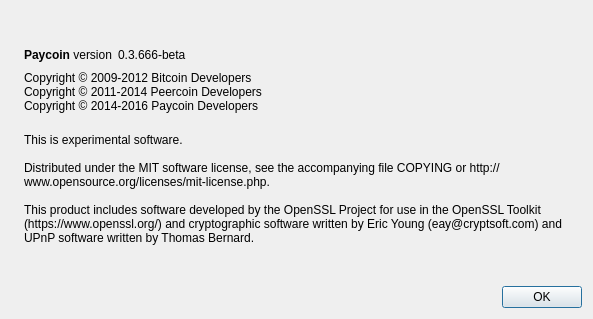
Old version of the form src/qt/forms/aboutdialog.ui in the repository SeppPenner/trollocoin.
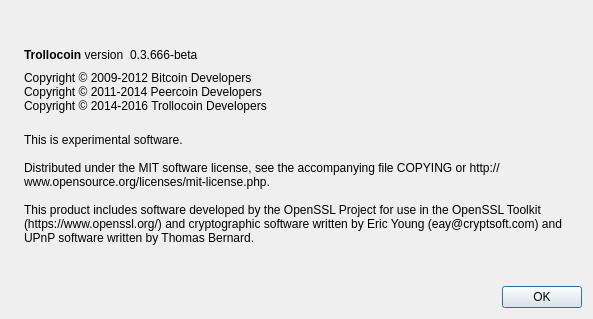
New version of the form. Icons and pictures are not drawn.

Commit message: Updated paycoin references.

The edit to the form file:
```diff
--- a/src/qt/forms/aboutdialog.ui
+++ b/src/qt/forms/aboutdialog.ui
@@ -50,7 +50,7 @@
           <cursorShape>IBeamCursor</cursorShape>
          </property>
          <property name="text">
-          <string>&lt;b&gt;Paycoin&lt;/b&gt; version</string>
+          <string>&lt;b&gt;Trollocoin&lt;/b&gt; version</string>
          </property>
          <property name="textInteractionFlags">
           <set>Qt::LinksAccessibleByMouse|Qt::TextSelectableByKeyboard|Qt::TextSelectableByMouse</set>
@@ -93,7 +93,7 @@
        <property name="text">
         <string>Copyright © 2009-2012 Bitcoin Developers
 Copyright © 2011-2014 Peercoin Developers
-Copyright © 2014-2016 Paycoin Developers</string>
+Copyright © 2014-2016 Trollocoin Developers</string>
        </property>
        <property name="textInteractionFlags">
         <set>Qt::LinksAccessibleByMouse|Qt::TextSelectableByKeyboard|Qt::TextSelectableByMouse</set>
```
Left out of the diff: 2 changed lines with no effect on the pictures. The commit also changes 54 other files.
